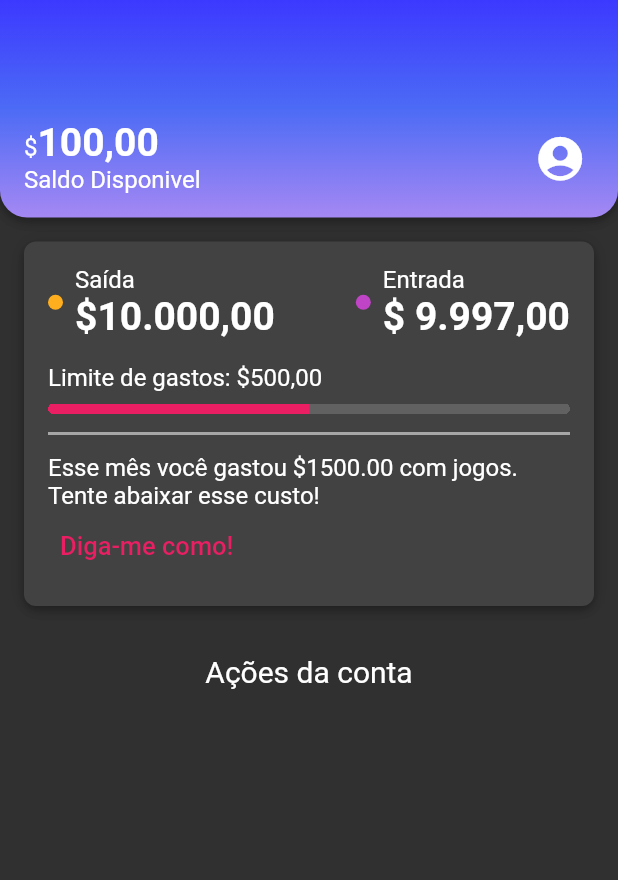
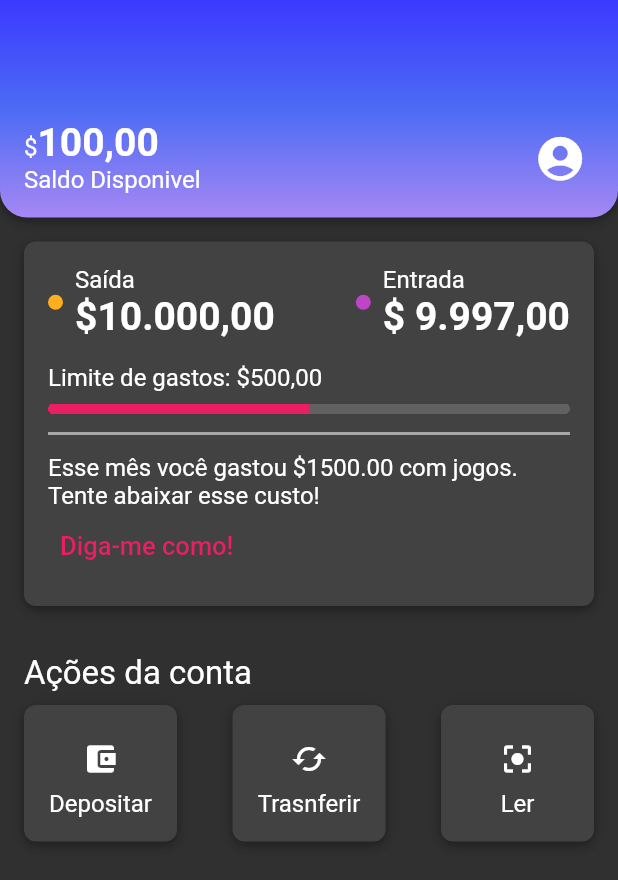
Before and after one commit to bath0ry/mybank_flutter, a Flutter app: the screen it shows after launch, on a phone screen of 412 x 824 dp. Shown: the top 880 px of the screen. Run offline on Flutter 3.47's test engine with Material 2 defaults, Android fonts, the light colour scheme and no system bars.

Commit message:
add ink in box home widget/add inkWell in acctions account boxes

```diff
--- a/lib/Home/home_page.dart
+++ b/lib/Home/home_page.dart
@@ -1,4 +1,5 @@
-import 'package:alubank_flutter/components/view/actions_activity_widget.dart';
+import 'package:alubank_flutter/components/view/actions_account_widget.dart';
+
 import 'package:alubank_flutter/components/view/header_widget.dart';
 import 'package:alubank_flutter/theme/theme_colors.dart';
 import 'package:flutter/material.dart';
@@ -12,7 +13,7 @@
   Widget build(BuildContext context) {
     return Scaffold(
       body: Column(
-        children: [Header(), RecentActivity(), ActionsActivity()],
+        children: [Header(), RecentActivity(), AccountActions()],
       ),
     );
   }
--- /dev/null
+++ b/lib/components/view/actions_account_widget.dart
@@ -0,0 +1,80 @@
+import 'package:alubank_flutter/components/view/box_home_widget.dart';
+import 'package:flutter/cupertino.dart';
+import 'package:flutter/material.dart';
+import 'package:flutter/src/widgets/container.dart';
+import 'package:flutter/src/widgets/framework.dart';
+
+class AccountActions extends StatelessWidget {
+  const AccountActions({super.key});
+
+  @override
+  Widget build(BuildContext context) {
+    return Padding(
+      padding: EdgeInsets.all(16),
+      child: Column(
+        crossAxisAlignment: CrossAxisAlignment.start,
+        children: [
+          Padding(
+            padding: const EdgeInsets.only(bottom: 8),
+            child: Text(
+              'Ações da conta',
+              style: Theme.of(context).textTheme.titleMedium,
+            ),
+          ),
+          Row(
+            mainAxisAlignment: MainAxisAlignment.spaceBetween,
+            children: [
+              InkWell(
+                onTap: () {},
+                child: BoxHome(
+                    boxComponent: _AccountActionsContent(
+                  icon: Icon(Icons.account_balance_wallet),
+                  text: 'Depositar',
+                )),
+              ),
+              InkWell(
+                onTap: () {},
+                child: BoxHome(
+                    boxComponent: _AccountActionsContent(
+                  icon: Icon(Icons.cached),
+                  text: 'Trasnferir',
+                )),
+              ),
+              InkWell(
+                onTap: () {},
+                child: BoxHome(
+                    boxComponent: _AccountActionsContent(
+                  icon: Icon(Icons.center_focus_strong),
+                  text: 'Ler',
+                )),
+              ),
+            ],
+          )
+        ],
+      ),
+    );
+  }
+}
+
+class _AccountActionsContent extends StatelessWidget {
+  final Icon icon;
+  final String text;
+  const _AccountActionsContent(
+      {super.key, required this.icon, required this.text});
+
+  @override
+  Widget build(BuildContext context) {
+    return Container(
+      width: 70,
+      child: Column(
+        children: [
+          Padding(
+            padding: const EdgeInsets.only(bottom: 8, top: 8),
+            child: icon,
+          ),
+          Text(text)
+        ],
+      ),
+    );
+  }
+}
--- a/lib/components/view/actions_activity_widget.dart
+++ /dev/null
@@ -1,24 +0,0 @@
-import 'package:flutter/cupertino.dart';
-import 'package:flutter/material.dart';
-import 'package:flutter/src/widgets/container.dart';
-import 'package:flutter/src/widgets/framework.dart';
-
-class ActionsActivity extends StatelessWidget {
-  const ActionsActivity({super.key});
-
-  @override
-  Widget build(BuildContext context) {
-    return Padding(
-      padding: EdgeInsets.all(16),
-      child: Column(
-        crossAxisAlignment: CrossAxisAlignment.start,
-        children: [
-          Text(
-            'Ações da conta',
-            style: Theme.of(context).textTheme.titleMedium,
-          )
-        ],
-      ),
-    );
-  }
-}
--- a/lib/components/view/box_home_widget.dart
+++ b/lib/components/view/box_home_widget.dart
@@ -6,7 +6,7 @@
 
   @override
   Widget build(BuildContext context) {
-    return Container(
+    return Ink(
       child: boxComponent,
       decoration: BoxDecoration(
           boxShadow: kElevationToShadow[4],
--- a/lib/theme/app_theme.dart
+++ b/lib/theme/app_theme.dart
@@ -8,4 +8,4 @@
     textTheme: TextTheme(
         bodyMedium: TextStyle(fontSize: 16),
         bodyLarge: TextStyle(fontSize: 26, fontWeight: FontWeight.bold),
-        titleMedium: TextStyle(fontSize: 20, fontWeight: FontWeight.w400)));
+        titleMedium: TextStyle(fontSize: 22, fontWeight: FontWeight.w400)));
```
